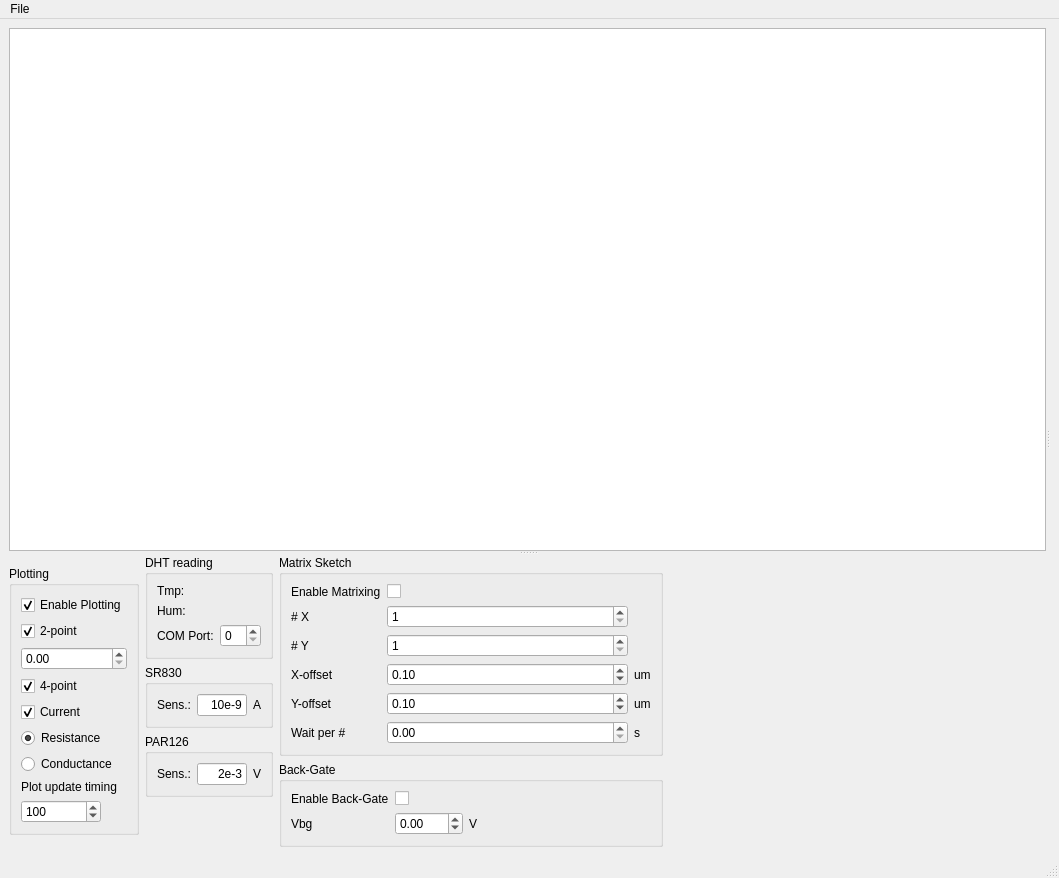
The window that mainwindow.ui (MerlinSmiles/lithocontrol) describes before a commit, drawn with Qt 5.
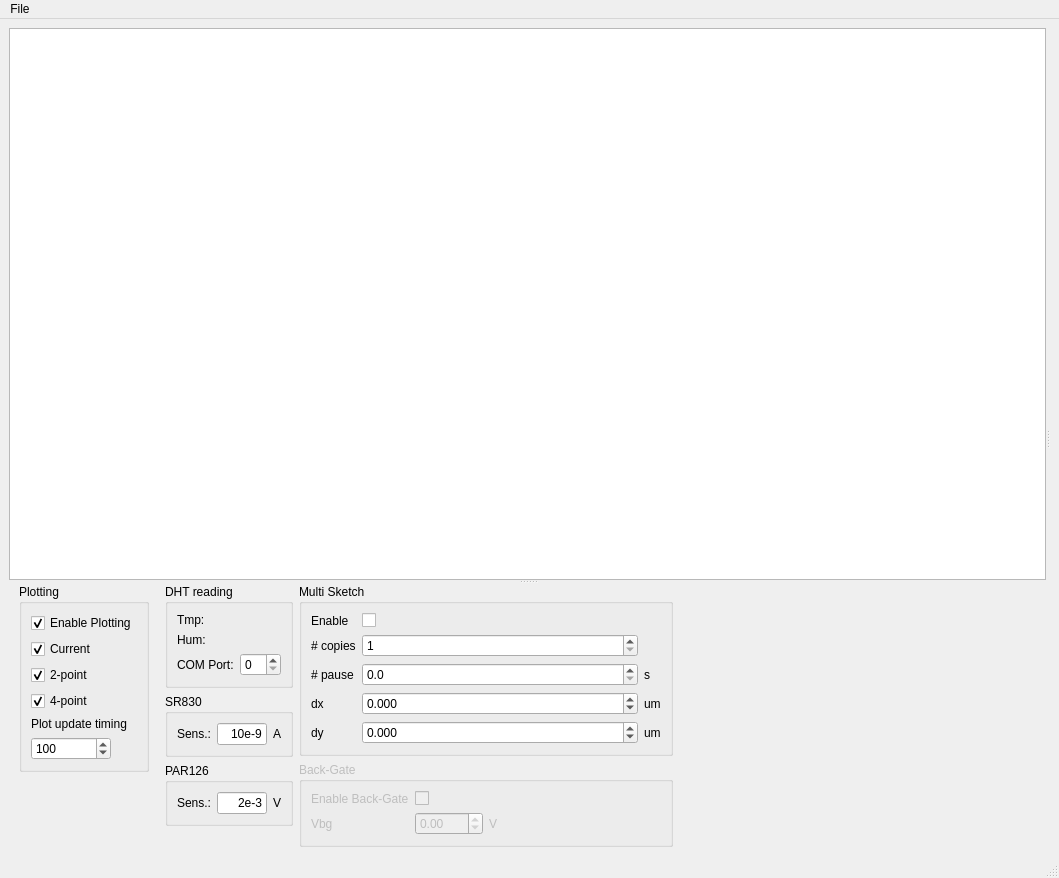
The same window after the commit.

The edit to the form file:
```diff
--- a/mainwindow.ui
+++ b/mainwindow.ui
@@ -85,7 +85,15 @@
        </widget>
        <widget class="QWidget" name="gridLayoutWidget">
         <layout class="QGridLayout" name="gridLayout_2">
-         <item row="0" column="0">
+         <item row="0" column="3">
+          <layout class="QVBoxLayout" name="verticalLayout_4" stretch="0,0">
+           <property name="leftMargin">
+            <number>10</number>
+           </property>
+           <property name="rightMargin">
+            <number>10</number>
+           </property>
+           <item>
           <widget class="QGroupBox" name="groupBox_4">
            <property name="sizePolicy">
             <sizepolicy hsizetype="Minimum" vsizetype="Fixed">
@@ -97,79 +105,7 @@
             <string>Plotting</string>
            </property>
            <layout class="QGridLayout" name="gridLayout_7">
-            <item row="3" column="0">
-             <widget class="QCheckBox" name="check_4pt">
-              <property name="text">
-               <string>4-point</string>
-              </property>
-              <property name="checked">
-               <bool>true</bool>
-              </property>
-             </widget>
-            </item>
-            <item row="1" column="0">
-             <widget class="QCheckBox" name="check_2pt">
-              <property name="text">
-               <string>2-point</string>
-              </property>
-              <property name="checked">
-               <bool>true</bool>
-              </property>
-             </widget>
-            </item>
-            <item row="4" column="0">
-             <widget class="QCheckBox" name="check_current">
-              <property name="text">
-               <string>Current</string>
-              </property>
-              <property name="checked">
-               <bool>true</bool>
-              </property>
-             </widget>
-            </item>
-            <item row="5" column="0">
-             <widget class="QRadioButton" name="radio_plotR">
-              <property name="sizePolicy">
-               <sizepolicy hsizetype="Minimum" vsizetype="Minimum">
-                <horstretch>0</horstretch>
-                <verstretch>0</verstretch>
-               </sizepolicy>
-              </property>
-              <property name="text">
-               <string>Resistance</string>
-              </property>
-              <property name="checked">
-               <bool>true</bool>
-              </property>
-             </widget>
-            </item>
             <item row="6" column="0">
-             <widget class="QRadioButton" name="radio_plotC">
-              <property name="sizePolicy">
-               <sizepolicy hsizetype="Minimum" vsizetype="Minimum">
-                <horstretch>0</horstretch>
-                <verstretch>0</verstretch>
-               </sizepolicy>
-              </property>
-              <property name="text">
-               <string>Conductance</string>
-              </property>
-             </widget>
-            </item>
-            <item row="7" column="0">
-             <widget class="QLabel" name="label_4">
-              <property name="sizePolicy">
-               <sizepolicy hsizetype="Minimum" vsizetype="Minimum">
-                <horstretch>0</horstretch>
-                <verstretch>0</verstretch>
-               </sizepolicy>
-              </property>
-              <property name="text">
-               <string>Plot update timing</string>
-              </property>
-             </widget>
-            </item>
-            <item row="8" column="0">
              <widget class="QSpinBox" name="plot_update_time">
               <property name="sizePolicy">
                <sizepolicy hsizetype="Minimum" vsizetype="Minimum">
@@ -197,6 +133,49 @@
               </property>
              </widget>
             </item>
+              <item row="1" column="0">
+               <widget class="QCheckBox" name="check_current">
+                <property name="text">
+                 <string>Current</string>
+                </property>
+                <property name="checked">
+                 <bool>true</bool>
+                </property>
+               </widget>
+              </item>
+              <item row="5" column="0">
+               <widget class="QLabel" name="label_4">
+                <property name="sizePolicy">
+                 <sizepolicy hsizetype="Minimum" vsizetype="Minimum">
+                  <horstretch>0</horstretch>
+                  <verstretch>0</verstretch>
+                 </sizepolicy>
+                </property>
+                <property name="text">
+                 <string>Plot update timing</string>
+                </property>
+               </widget>
+              </item>
+              <item row="2" column="0">
+               <widget class="QCheckBox" name="check_2pt">
+                <property name="text">
+                 <string>2-point</string>
+                </property>
+                <property name="checked">
+                 <bool>true</bool>
+                </property>
+               </widget>
+              </item>
+              <item row="3" column="0">
+               <widget class="QCheckBox" name="check_4pt">
+                <property name="text">
+                 <string>4-point</string>
+                </property>
+                <property name="checked">
+                 <bool>true</bool>
+                </property>
+               </widget>
+              </item>
             <item row="0" column="0">
              <widget class="QCheckBox" name="check_plot">
               <property name="sizePolicy">
@@ -213,13 +192,38 @@
               </property>
              </widget>
             </item>
-            <item row="2" column="0">
-             <widget class="QDoubleSpinBox" name="doubleSpinBox"/>
-            </item>
            </layout>
           </widget>
          </item>
-         <item row="0" column="2">
+           <item>
+            <spacer name="verticalSpacer_3">
+             <property name="orientation">
+              <enum>Qt::Vertical</enum>
+             </property>
+             <property name="sizeHint" stdset="0">
+              <size>
+               <width>20</width>
+               <height>40</height>
+              </size>
+             </property>
+            </spacer>
+           </item>
+          </layout>
+         </item>
+         <item row="0" column="6">
+          <spacer name="horizontalSpacer">
+           <property name="orientation">
+            <enum>Qt::Horizontal</enum>
+           </property>
+           <property name="sizeHint" stdset="0">
+            <size>
+             <width>0</width>
+             <height>20</height>
+            </size>
+           </property>
+          </spacer>
+         </item>
+         <item row="0" column="4">
           <layout class="QVBoxLayout" name="verticalLayout_3">
            <item>
             <widget class="QGroupBox" name="groupBox_5">
@@ -439,12 +443,12 @@
            </item>
           </layout>
          </item>
-         <item row="0" column="3">
+         <item row="0" column="5">
           <layout class="QVBoxLayout" name="verticalLayout">
            <item>
             <widget class="QGroupBox" name="groupBox">
              <property name="title">
-              <string>Matrix Sketch</string>
+              <string>Multi Sketch</string>
              </property>
              <layout class="QGridLayout" name="gridLayout_4">
               <item row="3" column="4">
@@ -457,7 +461,7 @@
               <item row="4" column="1">
                <widget class="QLabel" name="label_9">
                 <property name="text">
-                 <string>Y-offset</string>
+                 <string>dy</string>
                 </property>
                </widget>
               </item>
@@ -470,14 +474,14 @@
                  </sizepolicy>
                 </property>
                 <property name="text">
-                 <string>Enable Matrixing</string>
+                 <string>Enable</string>
                 </property>
                </widget>
               </item>
               <item row="3" column="1">
                <widget class="QLabel" name="label_7">
                 <property name="text">
-                 <string>X-offset</string>
+                 <string>dx</string>
                 </property>
                </widget>
               </item>
@@ -486,12 +490,18 @@
                 <property name="wrapping">
                  <bool>false</bool>
                 </property>
+                <property name="decimals">
+                 <number>3</number>
+                </property>
+                <property name="minimum">
+                 <double>-99.989999999999995</double>
+                </property>
                 <property name="singleStep">
-                 <double>0.010000000000000</double>
-                </property>
-                <property name="value">
                  <double>0.100000000000000</double>
                 </property>
+                <property name="value">
+                 <double>0.000000000000000</double>
+                </property>
                </widget>
               </item>
               <item row="4" column="3">
@@ -502,12 +512,18 @@
                   <verstretch>0</verstretch>
                  </sizepolicy>
                 </property>
+                <property name="decimals">
+                 <number>3</number>
+                </property>
+                <property name="minimum">
+                 <double>-99.989999999999995</double>
+                </property>
                 <property name="singleStep">
-                 <double>0.010000000000000</double>
-                </property>
-                <property name="value">
                  <double>0.100000000000000</double>
                 </property>
+                <property name="value">
+                 <double>0.000000000000000</double>
+                </property>
                </widget>
               </item>
               <item row="4" column="4">
@@ -517,13 +533,6 @@
                 </property>
                </widget>
               </item>
-              <item row="2" column="1">
-               <widget class="QLabel" name="label_13">
-                <property name="text">
-                 <string># Y</string>
-                </property>
-               </widget>
-              </item>
               <item row="0" column="3">
                <widget class="QCheckBox" name="matrix_check">
                 <property name="text">
@@ -531,19 +540,6 @@
                 </property>
                </widget>
               </item>
-              <item row="2" column="3">
-               <widget class="QSpinBox" name="matrix_ny">
-                <property name="minimum">
-                 <number>1</number>
-                </property>
-                <property name="maximum">
-                 <number>1000</number>
-                </property>
-                <property name="value">
-                 <number>1</number>
-                </property>
-               </widget>
-              </item>
               <item row="1" column="3">
                <widget class="QSpinBox" name="matrix_nx">
                 <property name="minimum">
@@ -560,36 +556,45 @@
               <item row="1" column="1">
                <widget class="QLabel" name="label_12">
                 <property name="text">
-                 <string># X</string>
+                 <string># copies</string>
                 </property>
                </widget>
               </item>
-              <item row="5" column="1">
+              <item row="2" column="1">
                <widget class="QLabel" name="label_18">
                 <property name="text">
-                 <string>Wait per #</string>
+                 <string># pause</string>
                 </property>
                </widget>
               </item>
-              <item row="5" column="3">
-               <widget class="QDoubleSpinBox" name="matrix_time">
-                <property name="maximum">
-                 <double>99999.000000000000000</double>
-                </property>
-               </widget>
-              </item>
-              <item row="5" column="4">
+              <item row="2" column="4">
                <widget class="QLabel" name="label_19">
                 <property name="text">
                  <string>s</string>
                 </property>
                </widget>
               </item>
+              <item row="2" column="3">
+               <widget class="QDoubleSpinBox" name="multi_time">
+                <property name="decimals">
+                 <number>1</number>
+                </property>
+                <property name="maximum">
+                 <double>99999.000000000000000</double>
+                </property>
+                <property name="singleStep">
+                 <double>0.500000000000000</double>
+                </property>
+               </widget>
+              </item>
              </layout>
             </widget>
            </item>
            <item>
             <widget class="QGroupBox" name="groupBox_2">
+             <property name="enabled">
+              <bool>false</bool>
+             </property>
              <property name="title">
               <string>Back-Gate</string>
              </property>
@@ -678,19 +683,6 @@
            </item>
           </layout>
          </item>
-         <item row="0" column="4">
-          <spacer name="horizontalSpacer">
-           <property name="orientation">
-            <enum>Qt::Horizontal</enum>
-           </property>
-           <property name="sizeHint" stdset="0">
-            <size>
-             <width>0</width>
-             <height>20</height>
-            </size>
-           </property>
-          </spacer>
-         </item>
         </layout>
        </widget>
       </widget>
```
Left out of the diff: 8 changed lines with no effect on the pictures. Lines whose indentation alone changed are shown as unchanged.
